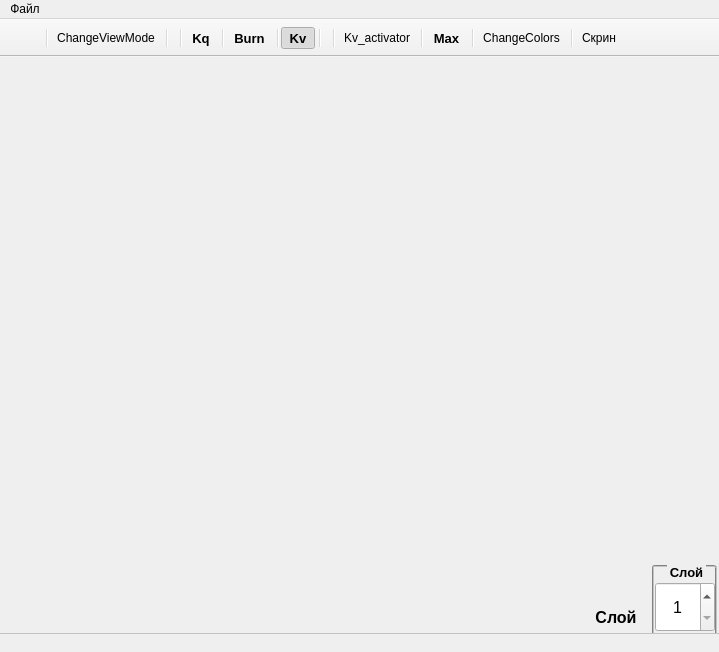
Before: the Qt Designer form Qt/StateComparison/StateComparison/comparisonfield.ui in AsAsgard/BigBlackHole, drawn with Qt 5.
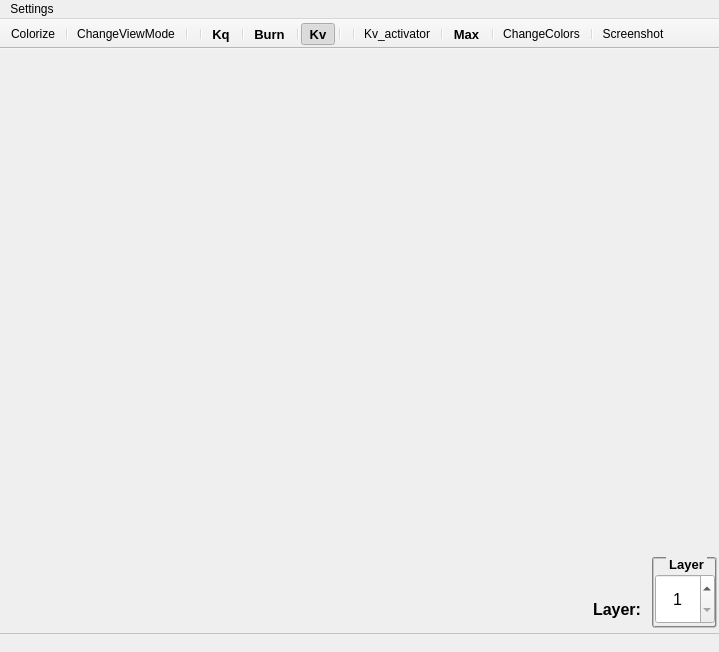
After: the same form once the commit is applied. Icons and pictures are not drawn.

What changed in the file:
```diff
--- a/Qt/StateComparison/StateComparison/comparisonfield.ui
+++ b/Qt/StateComparison/StateComparison/comparisonfield.ui
@@ -52,7 +52,7 @@
  }</string>
     </property>
     <property name="title">
-     <string>Слой</string>
+     <string>Layer</string>
     </property>
     <property name="alignment">
      <set>Qt::AlignCenter</set>
@@ -117,7 +117,7 @@
      </font>
     </property>
     <property name="text">
-     <string>Слой </string>
+     <string>Layer:</string>
     </property>
     <property name="alignment">
      <set>Qt::AlignRight|Qt::AlignTrailing|Qt::AlignVCenter</set>
@@ -147,7 +147,7 @@
      <string notr="true"/>
     </property>
     <property name="title">
-     <string>Файл</string>
+     <string>Settings</string>
     </property>
     <addaction name="otherStates"/>
     <addaction name="separator"/>
@@ -280,7 +280,7 @@
      <normaloff>:/icons/icons/a_Palette.xpm</normaloff>:/icons/icons/a_Palette.xpm</iconset>
    </property>
    <property name="text">
-    <string/>
+    <string>Colorize</string>
    </property>
    <property name="toolTip">
     <string>Показать картограмму в цвете</string>
@@ -385,7 +385,7 @@
      <normaloff>:/icons/icons/a_Camera.xpm</normaloff>:/icons/icons/a_Camera.xpm</iconset>
    </property>
    <property name="text">
-    <string>Скрин</string>
+    <string>Screenshot</string>
    </property>
    <property name="toolTip">
     <string>Сделать скриншот картограммы (Ctrl+O)</string>
```
Left out of the diff: 51 changed lines with no effect on the pictures.
